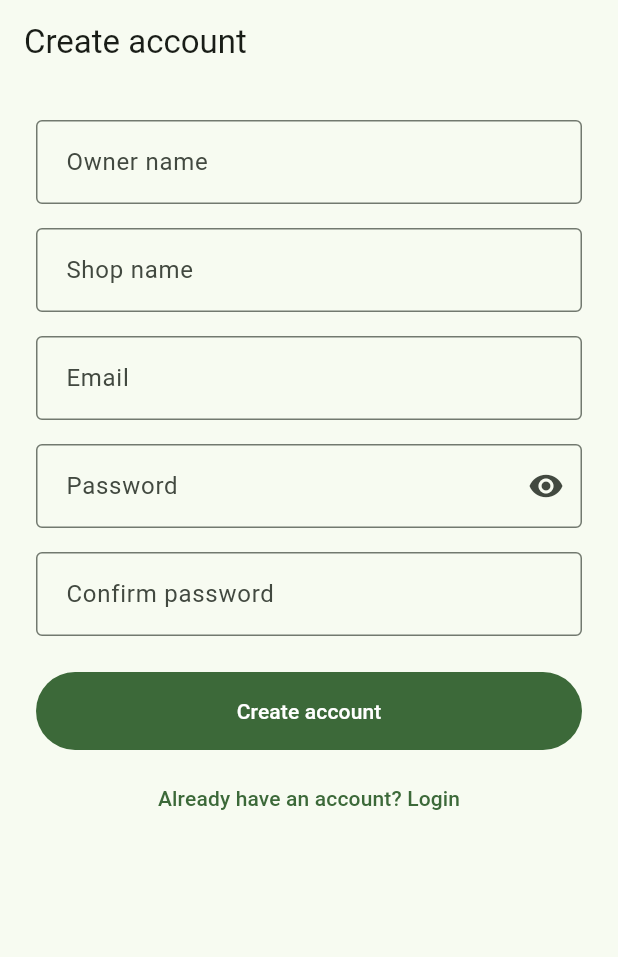
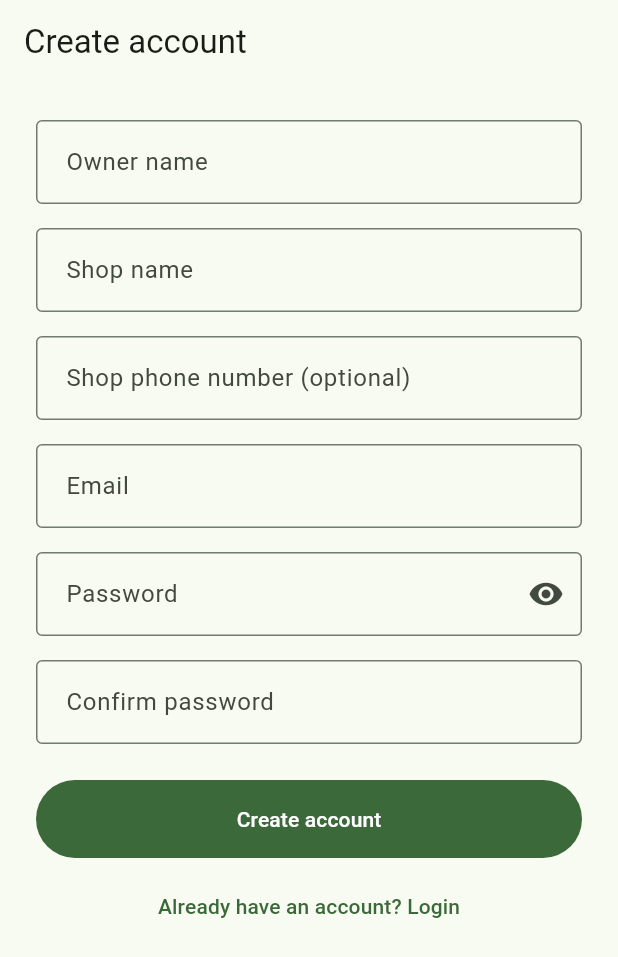
Before and after one commit to abubakarsiddique-dev/Tarazu, a Flutter app: the RegisterScreen screen opened by its route, on a phone screen of 412 x 824 dp. Shown: the top 957 px of the screen. Run offline on Flutter 3.47's test engine with Material 3 defaults, Android fonts, the phone set to English and light mode, and no system bars; our stand-ins replace cloud_firestore, firebase_auth, firebase_core, flutter_riverpod, go_router, share_plus and 1 more; accounts and stored records are empty.

Commit message:
Share slip as text (WhatsApp) with shop name + phone; new app icon
- Slip sheet gets a Share button (phone share sheet, e.g. WhatsApp). The text
  has shop name, phone, date, seller, each line and the total
- Optional shop phone: asked at registration, editable from Home (shop icon);
  stored on users/{uid}.phone, firestore.rules updated
- New app icon (balance scale with coin and scrap) as SVG + PNG, adaptive
  foreground, and flutter_launcher_icons config for all platforms
- Tests for the share text and the phone validator

Co-Authored-By: Claude Sonnet 5.5 <noreply@anthropic.com>
Claude-Session: https://claude.ai/code/session_01Tw7fhmR4orS5fiXDTxJjSX

```diff
--- a/lib/core/constants/app_strings.dart
+++ b/lib/core/constants/app_strings.dart
@@ -109,6 +109,16 @@ class AppStrings {
   static const seller = 'Seller';
   static const close = 'Close';
 
+  // Shop details / sharing
+  static const shopPhone = 'Shop phone number';
+  static const shopPhoneOptional = 'Shop phone number (optional)';
+  static const phoneInvalid = 'Enter a valid phone number';
+  static const shopDetails = 'Shop details';
+  static const shareSlip = 'Share (WhatsApp)';
+  static const phoneShownOnSlip = 'This number is printed on shared slips.';
+  static const tel = 'Tel';
+  static const date = 'Date';
+
   // History
   static const history = 'History';
   static const periodDay = 'Day';
--- a/lib/core/utils/validators.dart
+++ b/lib/core/utils/validators.dart
@@ -4,6 +4,14 @@ class Validators {
   Validators._();
 
   static final _emailRe = RegExp(r'^[^@\s]+@[^@\s]+\.[^@\s]+$');
+
+  static final _phoneRe = RegExp(r'^[0-9+\-\s()]{7,20}$');
+
+  /// Phone is optional: empty is fine, otherwise it must look like a number.
+  static String? phoneOptional(String? v) {
+    if (v == null || v.trim().isEmpty) return null;
+    return _phoneRe.hasMatch(v.trim()) ? null : AppStrings.phoneInvalid;
+  }
 
   static String? requiredField(String? v) =>
       (v == null || v.trim().isEmpty) ? AppStrings.fieldRequired : null;
--- a/lib/features/auth/application/auth_providers.dart
+++ b/lib/features/auth/application/auth_providers.dart
@@ -55,6 +55,7 @@ class AuthController extends AsyncNotifier<void> {
   Future<void> register({
     required String ownerName,
     required String shopName,
+    String phone = '',
     required String email,
     required String password,
   }) async {
@@ -64,6 +65,7 @@ class AuthController extends AsyncNotifier<void> {
       state = await AsyncValue.guard(() => _repo.register(
             ownerName: ownerName,
             shopName: shopName,
+            phone: phone,
             email: email,
             password: password,
           ));
--- a/lib/features/auth/data/auth_repository.dart
+++ b/lib/features/auth/data/auth_repository.dart
@@ -2,6 +2,7 @@ import 'dart:async';
 
 import 'package:cloud_firestore/cloud_firestore.dart';
 import 'package:firebase_auth/firebase_auth.dart';
+import 'package:flutter/foundation.dart';
 
 import '../domain/app_user.dart';
 
@@ -29,6 +30,7 @@ class AuthRepository {
   Future<void> register({
     required String ownerName,
     required String shopName,
+    String phone = '',
     required String email,
     required String password,
   }) async {
@@ -53,6 +55,7 @@ class AuthRepository {
           'uid': user.uid,
           'ownerName': ownerName.trim(),
           'shopName': shopName.trim(),
+          'phone': phone.trim(),
           'email': email.trim().toLowerCase(),
           'role': UserRole.owner.name,
           'shopId': shopRef.id,
@@ -74,6 +77,14 @@ class AuthRepository {
     }
   }
 
+  /// Offline-first: the write is not awaited (it completes only when the server
+  /// confirms). The local cache updates at once and syncs later.
+  void updatePhone(String uid, String phone) {
+    _db.collection('users').doc(uid).update({'phone': phone.trim()}).catchError((Object e) {
+      debugPrint('Phone update failed: $e');
+    });
+  }
+
   Future<void> sendPasswordReset(String email) =>
       _auth.sendPasswordResetEmail(email: email.trim());
 
--- a/lib/features/auth/domain/app_user.dart
+++ b/lib/features/auth/domain/app_user.dart
@@ -20,6 +20,7 @@ class AppUser {
     required this.role,
     required this.shopId,
     required this.isActive,
+    this.phone = '',
     this.createdAt,
   });
 
@@ -30,6 +31,9 @@ class AppUser {
   final UserRole role;
   final String shopId;
   final bool isActive;
+
+  /// Shop phone number printed on shared slips. Optional, may be empty.
+  final String phone;
   final DateTime? createdAt;
 
   factory AppUser.fromMap(String uid, Map<String, dynamic> m) => AppUser(
@@ -41,6 +45,7 @@ class AppUser {
         shopId: m['shopId'] as String? ?? '',
         // Missing flag = treated as inactive (fail closed).
         isActive: m['isActive'] as bool? ?? false,
+        phone: m['phone'] as String? ?? '',
         createdAt: (m['createdAt'] as Timestamp?)?.toDate(),
       );
 }
--- a/lib/features/auth/presentation/register_screen.dart
+++ b/lib/features/auth/presentation/register_screen.dart
@@ -19,6 +19,7 @@ class _RegisterScreenState extends ConsumerState<RegisterScreen> {
   final _formKey = GlobalKey<FormState>();
   final _ownerName = TextEditingController();
   final _shopName = TextEditingController();
+  final _phone = TextEditingController();
   final _email = TextEditingController();
   final _password = TextEditingController();
   final _confirm = TextEditingController();
@@ -28,6 +29,7 @@ class _RegisterScreenState extends ConsumerState<RegisterScreen> {
   void dispose() {
     _ownerName.dispose();
     _shopName.dispose();
+    _phone.dispose();
     _email.dispose();
     _password.dispose();
     _confirm.dispose();
@@ -40,6 +42,7 @@ class _RegisterScreenState extends ConsumerState<RegisterScreen> {
     await ref.read(authControllerProvider.notifier).register(
           ownerName: _ownerName.text,
           shopName: _shopName.text,
+          phone: _phone.text,
           email: _email.text,
           password: _password.text,
         );
@@ -80,6 +83,14 @@ class _RegisterScreenState extends ConsumerState<RegisterScreen> {
                   textInputAction: TextInputAction.next,
                   decoration: const InputDecoration(labelText: AppStrings.shopName),
                   validator: Validators.requiredField,
+                ),
+                const SizedBox(height: 16),
+                TextFormField(
+                  controller: _phone,
+                  keyboardType: TextInputType.phone,
+                  textInputAction: TextInputAction.next,
+                  decoration: const InputDecoration(labelText: AppStrings.shopPhoneOptional),
+                  validator: Validators.phoneOptional,
                 ),
                 const SizedBox(height: 16),
                 TextFormField(
```
Also changed, not shown: lib/features/home/presentation/home_screen.dart (+90 -1 lines), lib/features/inventory/domain/slip_text.dart (added, +44 -0 lines), lib/features/inventory/presentation/history_screen.dart (+19 -2 lines), lib/features/inventory/presentation/slip_sheet.dart (+20 -2 lines), pubspec.yaml (+23 -0 lines), assets/icon/app_icon.png (added), assets/icon/app_icon.svg (added), assets/icon/app_icon_foreground.png (added), assets/icon/app_icon_foreground.svg (added), 3 other files.
